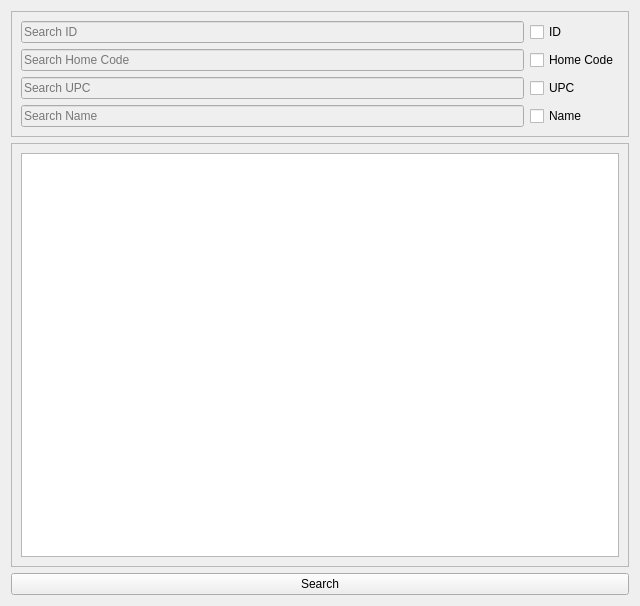
Old version of the form admin_client/client_gui/app/SearchProduct/forms/SearchProduct.ui in the repository deskos-xp/SaffronServer.
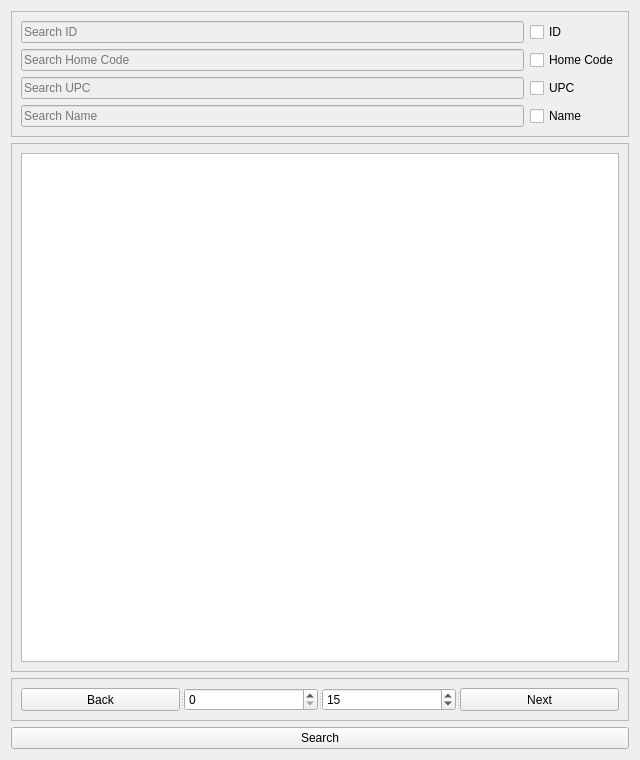
New version of the form.

Commit message: finished search widget functionality, the basics anyways, now working on the data view dialog

The edit to the form file:
```diff
--- a/admin_client/client_gui/app/SearchProduct/forms/SearchProduct.ui
+++ b/admin_client/client_gui/app/SearchProduct/forms/SearchProduct.ui
@@ -7,42 +7,13 @@
     <x>0</x>
     <y>0</y>
     <width>640</width>
-    <height>606</height>
+    <height>760</height>
    </rect>
   </property>
   <property name="windowTitle">
    <string>Form</string>
   </property>
   <layout class="QGridLayout" name="gridLayout">
-   <item row="2" column="1">
-    <widget class="QPushButton" name="search">
-     <property name="text">
-      <string>Search</string>
-     </property>
-    </widget>
-   </item>
-   <item row="1" column="1">
-    <widget class="QScrollArea" name="preview">
-     <property name="widgetResizable">
-      <bool>true</bool>
-     </property>
-     <widget class="QWidget" name="scrollAreaWidgetContents">
-      <property name="geometry">
-       <rect>
-        <x>0</x>
-        <y>0</y>
-        <width>624</width>
-        <height>382</height>
-       </rect>
-      </property>
-      <layout class="QGridLayout" name="gridLayout_3">
-       <item row="1" column="0">
-        <widget class="QListView" name="listView"/>
-       </item>
-      </layout>
-     </widget>
-    </widget>
-   </item>
    <item row="0" column="1">
     <widget class="QFrame" name="frame">
      <property name="frameShape">
@@ -147,6 +118,83 @@
      </layout>
     </widget>
    </item>
+   <item row="3" column="1">
+    <widget class="QPushButton" name="search">
+     <property name="text">
+      <string>Search</string>
+     </property>
+    </widget>
+   </item>
+   <item row="1" column="1">
+    <widget class="QScrollArea" name="preview">
+     <property name="widgetResizable">
+      <bool>true</bool>
+     </property>
+     <widget class="QWidget" name="scrollAreaWidgetContents">
+      <property name="geometry">
+       <rect>
+        <x>0</x>
+        <y>0</y>
+        <width>624</width>
+        <height>480</height>
+       </rect>
+      </property>
+      <layout class="QGridLayout" name="gridLayout_3">
+       <item row="1" column="0">
+        <widget class="QListView" name="listView"/>
+       </item>
+      </layout>
+     </widget>
+    </widget>
+   </item>
+   <item row="2" column="1">
+    <widget class="QFrame" name="frame_2">
+     <property name="frameShape">
+      <enum>QFrame::StyledPanel</enum>
+     </property>
+     <property name="frameShadow">
+      <enum>QFrame::Raised</enum>
+     </property>
+     <layout class="QGridLayout" name="gridLayout_4">
+      <item row="0" column="0">
+       <widget class="QSplitter" name="splitter">
+        <property name="orientation">
+         <enum>Qt::Horizontal</enum>
+        </property>
+        <widget class="QPushButton" name="back">
+         <property name="text">
+          <string>Back</string>
+         </property>
+        </widget>
+        <widget class="QSpinBox" name="page">
+         <property name="toolTip">
+          <string>page number for limit</string>
+         </property>
+         <property name="maximum">
+          <number>999999999</number>
+         </property>
+        </widget>
+        <widget class="QSpinBox" name="limit">
+         <property name="toolTip">
+          <string>amount of items per search</string>
+         </property>
+         <property name="maximum">
+          <number>999999999</number>
+         </property>
+         <property name="value">
+          <number>15</number>
+         </property>
+        </widget>
+        <widget class="QPushButton" name="next">
+         <property name="text">
+          <string>Next</string>
+         </property>
+        </widget>
+       </widget>
+      </item>
+     </layout>
+    </widget>
+   </item>
   </layout>
  </widget>
  <resources/>
```
The commit also changes 10 other files.
